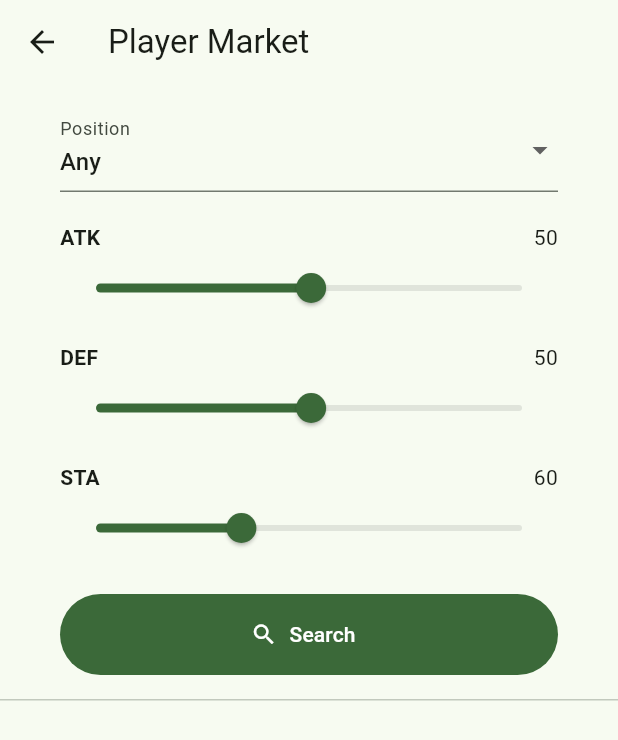
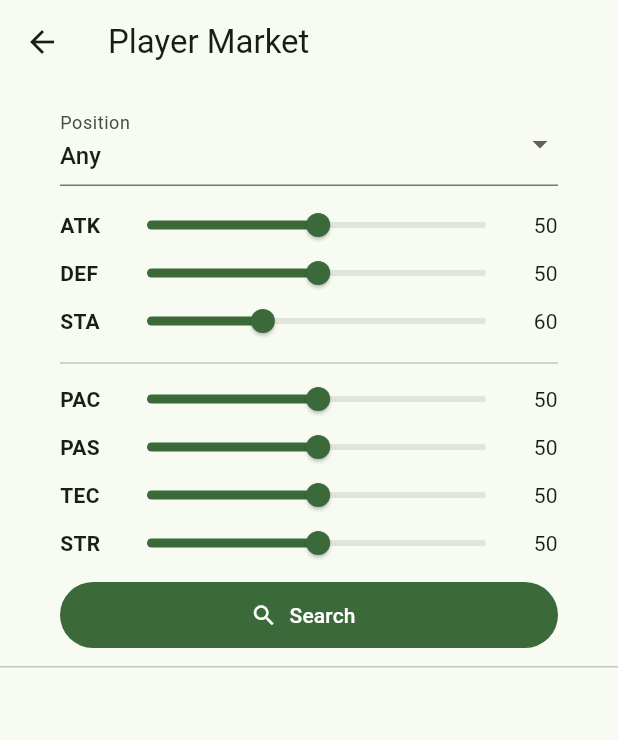
Before and after one commit to juliopaiva16/futzin, a Flutter app: the PlayerMarketPage screen opened by its route, on a phone screen of 412 x 824 dp. Shown: the top 740 px of the screen. Run offline on Flutter 3.47's test engine with Material 3 defaults, Android fonts, the phone set to English and light mode, and no system bars; our stand-ins replace share_plus, shared_preferences; accounts and stored records are empty.

Commit message:
Add extended player attributes; include pace, passing, technique, and strength sliders

```diff
--- a/lib/presentation/pages/player_market_page.dart
+++ b/lib/presentation/pages/player_market_page.dart
@@ -19,6 +19,10 @@ class _PlayerMarketPageState extends State<PlayerMarketPage> {
   double _minAtk = 50;
   double _minDef = 50;
   double _minSta = 60;
+  double _minPace = 50;
+  double _minPassing = 50;
+  double _minTechnique = 50;
+  double _minStrength = 50;
   List<Player> _results = [];
   bool _loading = false;
 
@@ -48,6 +52,10 @@ class _PlayerMarketPageState extends State<PlayerMarketPage> {
         (p.attack >= _minAtk) &&
         (p.defense >= _minDef) &&
         (p.stamina >= _minSta) &&
+    (p.pace >= _minPace) &&
+    (p.passing >= _minPassing) &&
+    (p.technique >= _minTechnique) &&
+    (p.strength >= _minStrength) &&
         (_pos == null || p.pos == _pos)).toList();
 
     setState(() {
@@ -103,7 +111,7 @@ class _PlayerMarketPageState extends State<PlayerMarketPage> {
       body: Column(
         children: [
           Padding(
-            padding: const EdgeInsets.symmetric(horizontal: 40.0, vertical: 16.0),
+            padding: const EdgeInsets.symmetric(horizontal: 40.0, vertical: 12.0),
             child: Column(
               crossAxisAlignment: CrossAxisAlignment.stretch,
               children: [
@@ -125,15 +133,20 @@ class _PlayerMarketPageState extends State<PlayerMarketPage> {
                   ],
                   onChanged: (v) => setState(() => _pos = v),
                 ),
-                const SizedBox(height: 20),
+                const SizedBox(height: 12),
+                // Core attributes
                 _verticalStatSlider('ATK', _minAtk, (v) => setState(() => _minAtk = v)),
-                const SizedBox(height: 12),
                 _verticalStatSlider('DEF', _minDef, (v) => setState(() => _minDef = v)),
-                const SizedBox(height: 12),
                 _verticalStatSlider('STA', _minSta, (v) => setState(() => _minSta = v), min: 40),
-                const SizedBox(height: 20),
+                const Divider(height: 20),
+                // Extended attributes
+                _verticalStatSlider('PAC', _minPace, (v) => setState(() => _minPace = v)),
+                _verticalStatSlider('PAS', _minPassing, (v) => setState(() => _minPassing = v)),
+                _verticalStatSlider('TEC', _minTechnique, (v) => setState(() => _minTechnique = v)),
+                _verticalStatSlider('STR', _minStrength, (v) => setState(() => _minStrength = v)),
+                const SizedBox(height: 8),
                 SizedBox(
-                  height: 54,
+                  height: 44,
                   child: FilledButton.icon(
                     onPressed: _search,
                     icon: const Icon(Icons.search),
@@ -169,17 +182,22 @@ class _PlayerMarketPageState extends State<PlayerMarketPage> {
   }
 
   Widget _verticalStatSlider(String label, double value, void Function(double) onChanged, {double min = 0}) {
-    return Column(
+    return Padding(
+      padding: const EdgeInsets.only(bottom: 4.0),
+      child: Column(
         crossAxisAlignment: CrossAxisAlignment.start,
         children: [
           Row(
             children: [
-            Text(label, style: const TextStyle(fontWeight: FontWeight.w600)),
-            const Spacer(),
-            Text(value.toStringAsFixed(0)),
-          ],
+              SizedBox(width: 44, child: Text(label, style: const TextStyle(fontWeight: FontWeight.w600))),
+              Expanded(
+                child: SliderTheme(
+                  data: SliderTheme.of(context).copyWith(
+                    trackHeight: 4,
+                    thumbShape: const RoundSliderThumbShape(enabledThumbRadius: 8),
+                    overlayShape: const RoundSliderOverlayShape(overlayRadius: 14),
                   ),
-        Slider(
+                  child: Slider(
                     value: value,
                     min: min,
                     max: 99,
@@ -187,7 +205,13 @@ class _PlayerMarketPageState extends State<PlayerMarketPage> {
                     label: value.toStringAsFixed(0),
                     onChanged: onChanged,
                   ),
+                ),
+              ),
+              SizedBox(width: 34, child: Text(value.toStringAsFixed(0), textAlign: TextAlign.end)),
             ],
+          ),
+        ],
+      ),
     );
   }
 }
```
Lines whose indentation alone changed are shown as unchanged.
